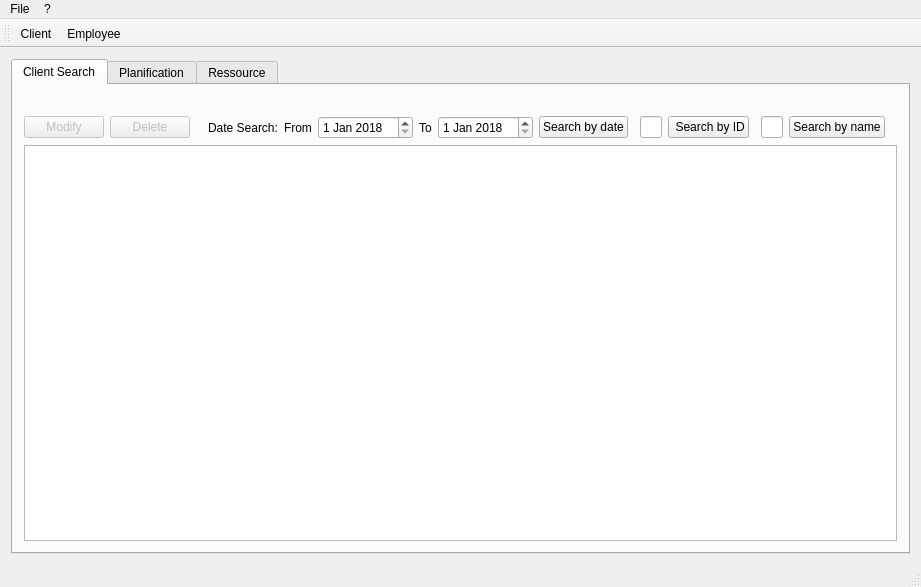
Qt form TPQtIntroduction/mainwindow.ui (Lydie-Pierrick/TP2-QT-INTRO) before a commit.
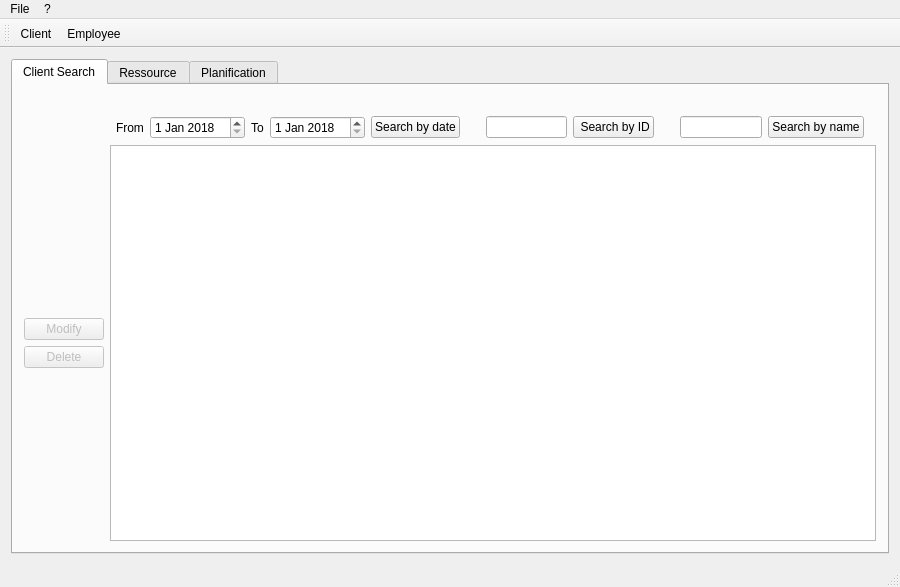
The same form after that commit. The open tabs and pages were chosen to show the change. Icons and pictures are not drawn.

Patch:
```diff
--- a/TPQtIntroduction/mainwindow.ui
+++ b/TPQtIntroduction/mainwindow.ui
@@ -6,7 +6,7 @@
    <rect>
     <x>0</x>
     <y>0</y>
-    <width>839</width>
+    <width>900</width>
     <height>587</height>
    </rect>
   </property>
@@ -81,6 +81,9 @@
          <layout class="QVBoxLayout" name="verticalLayout_6">
           <item>
            <layout class="QGridLayout" name="gridLayout_SearchClient">
+            <item row="1" column="12">
+             <widget class="QLineEdit" name="lineEdit_SearchByName"/>
+            </item>
             <item row="0" column="0">
              <spacer name="verticalSpacer">
               <property name="orientation">
@@ -97,30 +100,88 @@
               </property>
              </spacer>
             </item>
-            <item row="1" column="11">
-             <widget class="QLineEdit" name="lineEdit_SearchByID"/>
-            </item>
-            <item row="1" column="14">
-             <widget class="QLineEdit" name="lineEdit_SearchByName"/>
-            </item>
-            <item row="3" column="0" colspan="18">
-             <widget class="QTableView" name="tableView_SearchClient"/>
-            </item>
             <item row="1" column="9">
+             <widget class="QLineEdit" name="lineEdit_SearchByID"/>
+            </item>
+            <item row="4" column="0">
+             <layout class="QVBoxLayout" name="verticalLayout_2">
+              <item>
+               <spacer name="verticalSpacer_5">
+                <property name="orientation">
+                 <enum>Qt::Vertical</enum>
+                </property>
+                <property name="sizeHint" stdset="0">
+                 <size>
+                  <width>20</width>
+                  <height>40</height>
+                 </size>
+                </property>
+               </spacer>
+              </item>
+              <item>
+               <widget class="QPushButton" name="pushBtn_ModifyClient">
+                <property name="enabled">
+                 <bool>false</bool>
+                </property>
+                <property name="text">
+                 <string>Modify</string>
+                </property>
+               </widget>
+              </item>
+              <item>
+               <widget class="QPushButton" name="pushBtn_DeleteClient">
+                <property name="enabled">
+                 <bool>false</bool>
+                </property>
+                <property name="text">
+                 <string>Delete</string>
+                </property>
+               </widget>
+              </item>
+              <item>
+               <spacer name="verticalSpacer_6">
+                <property name="orientation">
+                 <enum>Qt::Vertical</enum>
+                </property>
+                <property name="sizeHint" stdset="0">
+                 <size>
+                  <width>20</width>
+                  <height>40</height>
+                 </size>
+                </property>
+               </spacer>
+              </item>
+             </layout>
+            </item>
+            <item row="1" column="7">
              <widget class="QPushButton" name="pushBtn_SearchByDate">
               <property name="text">
                <string>Search by date</string>
               </property>
              </widget>
             </item>
-            <item row="1" column="12">
-             <widget class="QPushButton" name="pushBtn_SearchByID">
+            <item row="1" column="5">
+             <widget class="QLabel" name="label_To">
               <property name="text">
-               <string> Search by ID</string>
+               <string>To</string>
               </property>
              </widget>
             </item>
-            <item row="1" column="10">
+            <item row="1" column="6">
+             <widget class="QDateEdit" name="dateEdit_To">
+              <property name="dateTime">
+               <datetime>
+                <hour>0</hour>
+                <minute>0</minute>
+                <second>0</second>
+                <year>2018</year>
+                <month>1</month>
+                <day>1</day>
+               </datetime>
+              </property>
+             </widget>
+            </item>
+            <item row="1" column="8">
              <spacer name="horizontalSpacer">
               <property name="orientation">
                <enum>Qt::Horizontal</enum>
@@ -133,14 +194,37 @@
               </property>
              </spacer>
             </item>
-            <item row="1" column="15">
+            <item row="1" column="13">
              <widget class="QPushButton" name="pushBtn_SearchByName">
               <property name="text">
                <string>Search by name</string>
               </property>
              </widget>
             </item>
-            <item row="1" column="6">
+            <item row="1" column="10">
+             <widget class="QPushButton" name="pushBtn_SearchByID">
+              <property name="text">
+               <string> Search by ID</string>
+              </property>
+             </widget>
+            </item>
+            <item row="1" column="11">
+             <spacer name="horizontalSpacer_2">
+              <property name="orientation">
+               <enum>Qt::Horizontal</enum>
+              </property>
+              <property name="sizeHint" stdset="0">
+               <size>
+                <width>40</width>
+                <height>20</height>
+               </size>
+              </property>
+             </spacer>
+            </item>
+            <item row="4" column="2" colspan="14">
+             <widget class="QTableView" name="tableView_SearchClient"/>
+            </item>
+            <item row="1" column="4">
              <widget class="QDateEdit" name="dateEdit_From">
               <property name="dateTime">
                <datetime>
@@ -154,147 +238,13 @@
               </property>
              </widget>
             </item>
-            <item row="1" column="1">
-             <widget class="QPushButton" name="pushBtn_DeleteClient">
-              <property name="enabled">
-               <bool>false</bool>
-              </property>
-              <property name="text">
-               <string>Delete</string>
-              </property>
-             </widget>
-            </item>
             <item row="1" column="3">
-             <spacer name="horizontalSpacer_3">
-              <property name="orientation">
-               <enum>Qt::Horizontal</enum>
-              </property>
-              <property name="sizeHint" stdset="0">
-               <size>
-                <width>40</width>
-                <height>20</height>
-               </size>
-              </property>
-             </spacer>
-            </item>
-            <item row="1" column="0">
-             <widget class="QPushButton" name="pushBtn_ModifyClient">
-              <property name="enabled">
-               <bool>false</bool>
-              </property>
-              <property name="text">
-               <string>Modify</string>
-              </property>
-             </widget>
-            </item>
-            <item row="1" column="13">
-             <spacer name="horizontalSpacer_2">
-              <property name="orientation">
-               <enum>Qt::Horizontal</enum>
-              </property>
-              <property name="sizeHint" stdset="0">
-               <size>
-                <width>40</width>
-                <height>20</height>
-               </size>
-              </property>
-             </spacer>
-            </item>
-            <item row="1" column="5">
              <widget class="QLabel" name="label_From">
               <property name="text">
                <string>From</string>
               </property>
              </widget>
             </item>
-            <item row="1" column="8">
-             <widget class="QDateEdit" name="dateEdit_To">
-              <property name="dateTime">
-               <datetime>
-                <hour>0</hour>
-                <minute>0</minute>
-                <second>0</second>
-                <year>2018</year>
-                <month>1</month>
-                <day>1</day>
-               </datetime>
-              </property>
-             </widget>
-            </item>
-            <item row="1" column="7">
-             <widget class="QLabel" name="label_To">
-              <property name="text">
-               <string>To</string>
-              </property>
-             </widget>
-            </item>
-            <item row="1" column="4">
-             <widget class="QLabel" name="label_SearchDate">
-              <property name="text">
-               <string>Date Search:</string>
-              </property>
-             </widget>
-            </item>
-           </layout>
-          </item>
-         </layout>
-        </widget>
-        <widget class="QWidget" name="tab_Planification">
-         <attribute name="title">
-          <string>Planification</string>
-         </attribute>
-         <layout class="QVBoxLayout" name="verticalLayout_8">
-          <item>
-           <layout class="QGridLayout" name="gridLayout">
-            <item row="0" column="2">
-             <widget class="QPushButton" name="pushButton">
-              <property name="text">
-               <string>Plan it</string>
-              </property>
-             </widget>
-            </item>
-            <item row="0" column="0">
-             <spacer name="horizontalSpacer_4">
-              <property name="orientation">
-               <enum>Qt::Horizontal</enum>
-              </property>
-              <property name="sizeHint" stdset="0">
-               <size>
-                <width>40</width>
-                <height>20</height>
-               </size>
-              </property>
-             </spacer>
-            </item>
-            <item row="0" column="1">
-             <widget class="QDateEdit" name="dateEdit_Planification"/>
-            </item>
-            <item row="1" column="2">
-             <spacer name="verticalSpacer_4">
-              <property name="orientation">
-               <enum>Qt::Vertical</enum>
-              </property>
-              <property name="sizeHint" stdset="0">
-               <size>
-                <width>20</width>
-                <height>40</height>
-               </size>
-              </property>
-             </spacer>
-            </item>
-            <item row="0" column="3">
-             <spacer name="horizontalSpacer_5">
-              <property name="orientation">
-               <enum>Qt::Horizontal</enum>
-              </property>
-              <property name="sizeHint" stdset="0">
-               <size>
-                <width>40</width>
-                <height>20</height>
-               </size>
-              </property>
-             </spacer>
-            </item>
            </layout>
           </item>
          </layout>
@@ -383,6 +333,66 @@
           </item>
          </layout>
         </widget>
+        <widget class="QWidget" name="tab_Planification">
+         <attribute name="title">
+          <string>Planification</string>
+         </attribute>
+         <layout class="QVBoxLayout" name="verticalLayout_8">
+          <item>
+           <layout class="QGridLayout" name="gridLayout">
+            <item row="0" column="2">
+             <widget class="QPushButton" name="pushButton">
+              <property name="text">
+               <string>Plan it</string>
+              </property>
+             </widget>
+            </item>
+            <item row="0" column="0">
+             <spacer name="horizontalSpacer_4">
+              <property name="orientation">
+               <enum>Qt::Horizontal</enum>
+              </property>
+              <property name="sizeHint" stdset="0">
+               <size>
+                <width>40</width>
+                <height>20</height>
+               </size>
+              </property>
+             </spacer>
+            </item>
+            <item row="0" column="1">
+             <widget class="QDateEdit" name="dateEdit_Planification"/>
+            </item>
+            <item row="1" column="2">
+             <spacer name="verticalSpacer_4">
+              <property name="orientation">
+               <enum>Qt::Vertical</enum>
+              </property>
+              <property name="sizeHint" stdset="0">
+               <size>
+                <width>20</width>
+                <height>40</height>
+               </size>
+              </property>
+             </spacer>
+            </item>
+            <item row="0" column="3">
+             <spacer name="horizontalSpacer_5">
+              <property name="orientation">
+               <enum>Qt::Horizontal</enum>
+              </property>
+              <property name="sizeHint" stdset="0">
+               <size>
+                <width>40</width>
+                <height>20</height>
+               </size>
+              </property>
+             </spacer>
+            </item>
+           </layout>
+          </item>
+         </layout>
+        </widget>
        </widget>
       </item>
      </layout>
@@ -394,7 +404,7 @@
     <rect>
      <x>0</x>
      <y>0</y>
-     <width>839</width>
+     <width>900</width>
      <height>20</height>
     </rect>
    </property>
```
Left out of the diff: 2 changed lines with no effect on the pictures.
